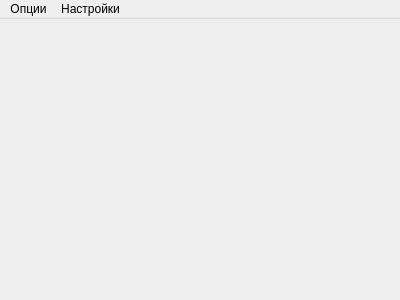
Old version of the form ui/mainwindow.ui in the repository irsural/calibrator_pc.
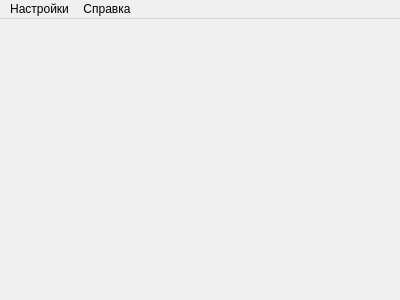
New version of the form.

```diff
--- a/ui/mainwindow.ui
+++ b/ui/mainwindow.ui
@@ -26,20 +26,20 @@
      <height>21</height>
     </rect>
    </property>
-   <widget class="QMenu" name="options_menu">
-    <property name="title">
-     <string>Опции</string>
-    </property>
-    <addaction name="change_fixed_range_action"/>
-   </widget>
    <widget class="QMenu" name="settings_menu">
     <property name="title">
      <string>Настройки</string>
     </property>
     <addaction name="enter_settings_action"/>
    </widget>
-   <addaction name="options_menu"/>
+   <widget class="QMenu" name="menu">
+    <property name="title">
+     <string>Справка</string>
+    </property>
+    <addaction name="action"/>
+   </widget>
    <addaction name="settings_menu"/>
+   <addaction name="menu"/>
   </widget>
   <action name="change_fixed_range_action">
    <property name="text">
```
Left out of the diff: 5 changed lines with no effect on the pictures.
